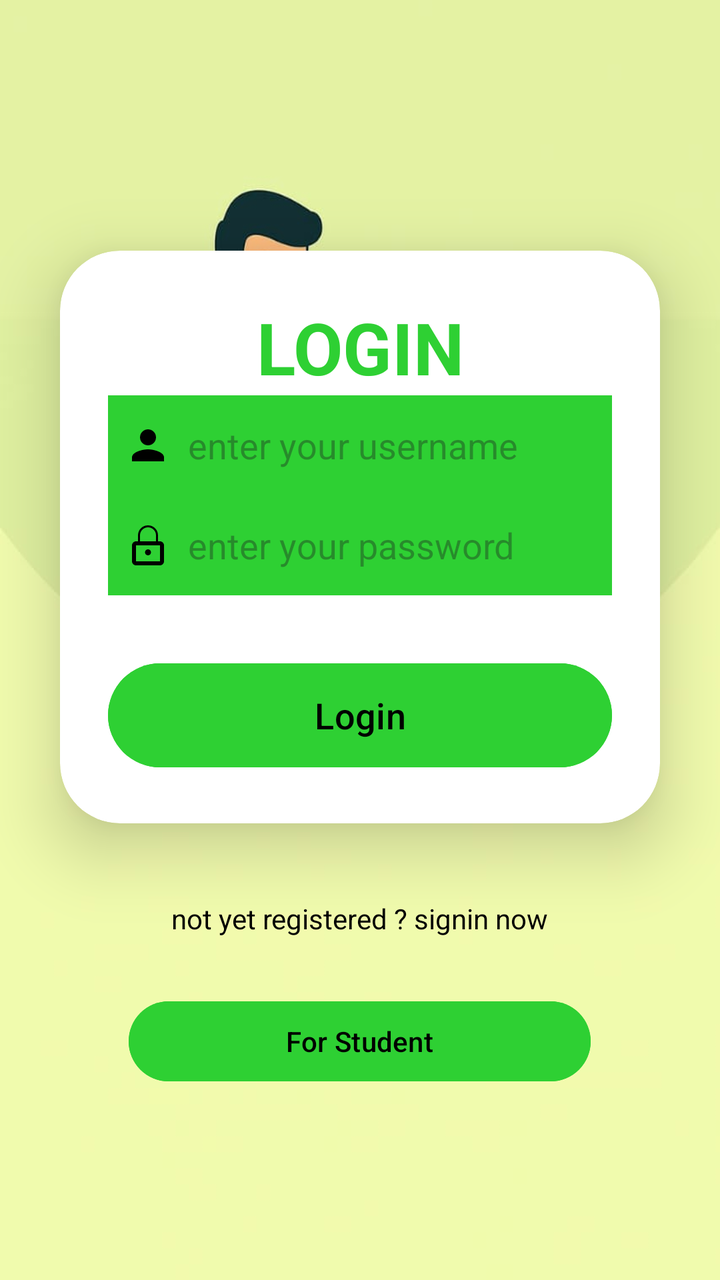
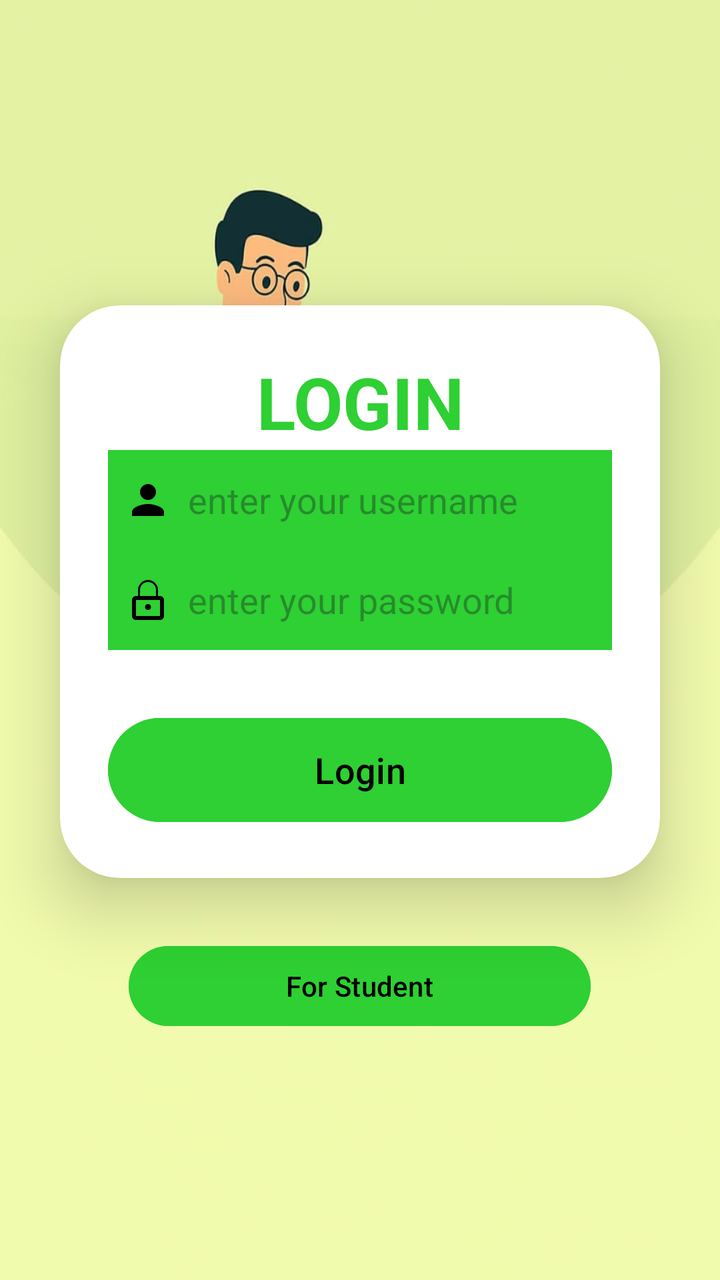

Two renders of the same Android screen: before a commit and after it. Below are the layout's source before the change and the commit's diff.
<!-- AndroidManifest.xml: application theme Theme.TimeTable -->
<!-- res/layout/activity_login.xml -->
<?xml version="1.0" encoding="utf-8"?>
<LinearLayout
    xmlns:android="http://schemas.android.com/apk/res/android"
    xmlns:app="http://schemas.android.com/apk/res-auto"
    xmlns:tools="http://schemas.android.com/tools"
    android:id="@+id/main"
    android:layout_width="match_parent"
    android:layout_height="match_parent"
    android:gravity="center"
    android:orientation="vertical"
    android:background="@drawable/back"
    tools:context=".LoginActivity" >

    <androidx.cardview.widget.CardView
        android:layout_width="match_parent"
        android:layout_height="wrap_content"
        android:layout_margin="30dp"
        app:cardCornerRadius="30dp"
        app:cardElevation="20dp"
        android:background="#2ED033">

        <LinearLayout
            android:layout_width="match_parent"
            android:layout_height="wrap_content"
            android:layout_gravity="center_horizontal"
            android:orientation="vertical"
            android:padding="24dp">

            <TextView
                android:id="@+id/login"
                android:layout_width="match_parent"
                android:layout_height="wrap_content"
                android:text="LOGIN"
                android:textAlignment="center"
                android:textColor="#2ED033"
                android:textSize="36sp"
                android:textStyle="bold" />

            <EditText
                android:id="@+id/userName"
                android:layout_width="match_parent"
                android:layout_height="50dp"
                android:background="#2ED033"
                android:drawableLeft="@drawable/baseline_person"
                android:drawablePadding="8dp"
                android:hint="enter your username"
                android:padding="8dp"
                android:textColor="@color/black"
                android:textColorHighlight="@color/cardview_dark_background" />

            <EditText
                android:id="@+id/passWord"
                android:layout_width="match_parent"
                android:layout_height="50dp"
                android:background="#2ED033"
                android:drawableLeft="@drawable/ic_lock"
                android:drawablePadding="8dp"
                android:hint="enter your password"
                android:inputType="textPassword"
                android:padding="8dp"
                android:textColor="@color/black"
                android:textColorHighlight="@color/cardview_dark_background" />

            <Button
                android:id="@+id/loginButton"
                android:layout_width="match_parent"
                android:layout_height="60dp"
                android:layout_marginTop="30dp"
                android:backgroundTint="#2ED033"
                android:text="Login"
                android:textSize="18dp"
                android:textColor="@color/black"
                app:cardCornerRadius="30dp" />
        </LinearLayout>
    </androidx.cardview.widget.CardView>

    <TextView
        android:id="@+id/signupText"
        android:layout_width="wrap_content"
        android:layout_height="wrap_content"
        android:layout_marginBottom="20dp"
        android:padding="8dp"
        android:text="not yet registered ? signin now"
        android:textColor="@color/black"
        android:textSize="14sp" />

    <Button
        android:id="@+id/studLogin"
        android:layout_width="231dp"
        android:layout_height="wrap_content"
        android:text="For Student"
        android:textColor="@color/black"
        android:backgroundTint="#2ED033"/>


</LinearLayout>
<!-- resources referenced by this layout -->
<resources>
  <color name="black">#FF000000</color>
  <!-- drawable back: jpg bitmap (drawable, 32547 bytes) -->
  <!-- drawable baseline_person (drawable) -->
  <vector xmlns:android="http://schemas.android.com/apk/res/android" android:height="24dp" android:tint="#000000" android:viewportHeight="24" android:viewportWidth="24" android:width="24dp">
        
      <path android:fillColor="@android:color/white" android:pathData="M12,12c2.21,0 4,-1.79 4,-4s-1.79,-4 -4,-4 -4,1.79 -4,4 1.79,4 4,4zM12,14c-2.67,0 -8,1.34 -8,4v2h16v-2c0,-2.66 -5.33,-4 -8,-4z"/>
      
  </vector>
  <!-- drawable ic_lock (drawable) -->
  <vector xmlns:android="http://schemas.android.com/apk/res/android"
      android:width="24dp"
      android:height="24dp"
      android:viewportWidth="24"
      android:viewportHeight="24">
      <path
          android:fillColor="#FF000000"
          android:pathData="M12,17a1.5,1.5 0,1 0,0 -3a1.5,1.5 0,0 0,0 3zm6,-7h-1V7a5,5 0,0 0,-10 0v3H6c-1.1,0 -2,0.9 -2,2v8c0,1.1 0.9,2 2,2h12c1.1,0 2,-0.9 2,-2v-8c0,-1.1 -0.9,-2 -2,-2zM8,7a4,4 0,0 1,8 0v3H8V7zm10,13H6v-8h12v8z"/>
  </vector>
  <style name="Theme.TimeTable" parent="Base.Theme.TimeTable" />
  <style name="Base.Theme.TimeTable" parent="Theme.Material3.DayNight.NoActionBar">
          
          
      </style>
</resources>

<!-- the commit's change to res/layout/activity_login.xml (unified diff, before → after) -->
@@ -74,15 +74,6 @@
         </LinearLayout>
     </androidx.cardview.widget.CardView>
 
-    <TextView
-        android:id="@+id/signupText"
-        android:layout_width="wrap_content"
-        android:layout_height="wrap_content"
-        android:layout_marginBottom="20dp"
-        android:padding="8dp"
-        android:text="not yet registered ? signin now"
-        android:textColor="@color/black"
-        android:textSize="14sp" />
 
     <Button
         android:id="@+id/studLogin"
